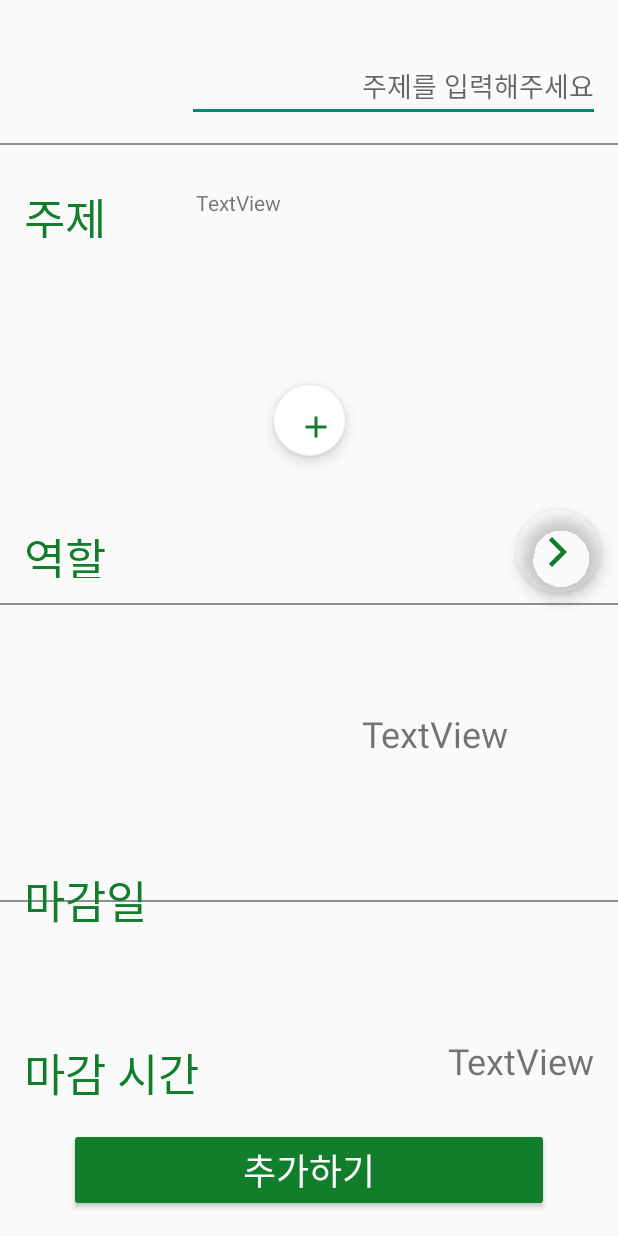
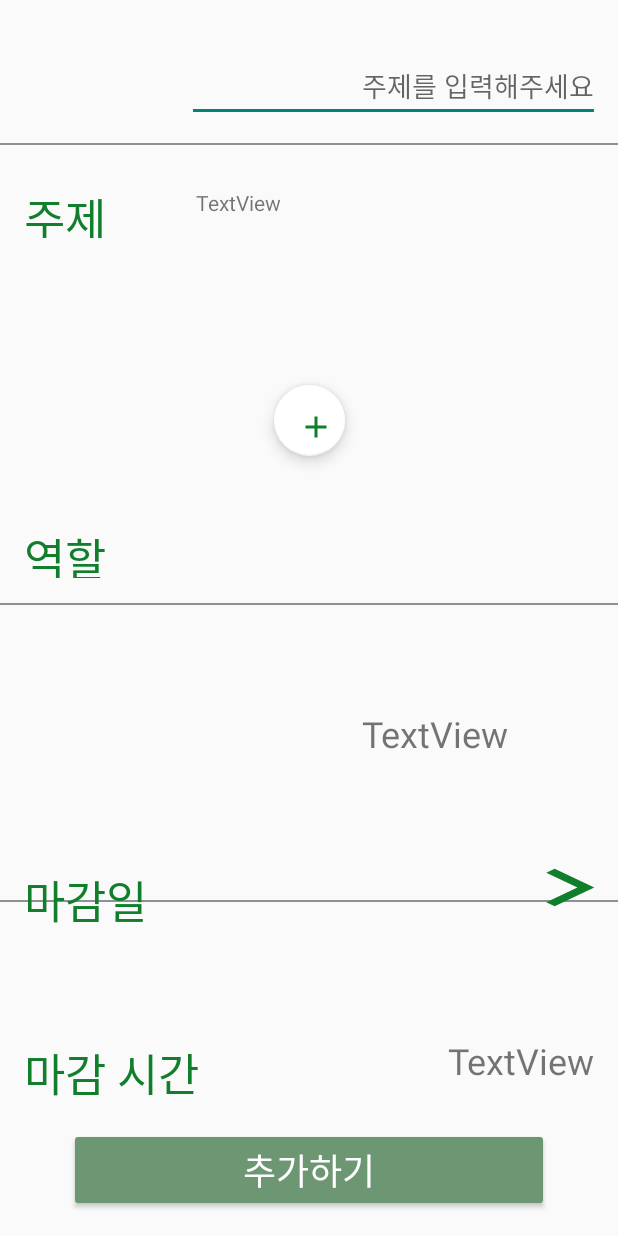
Before and after one commit to 8hojung24/Android_EveryTeamProject, an Android app: the layout activity_registration.xml on its own in the app's theme, with its tools: preview values and no code run, on a phone screen of 412 x 824 dp. Run offline under Robolectric (Android 15) with nearby library versions, the phone set to English and light mode, and no system bars.

Commit message:
DatePickerDialog, TimePickerDialog 2차 작업 완료

```diff
--- a/app/src/main/res/layout/activity_registration.xml
+++ b/app/src/main/res/layout/activity_registration.xml
@@ -14,7 +14,8 @@
         android:layout_marginEnd="12dp"
         android:ems="10"
         android:hint="주제를 입력해주세요"
-        android:inputType="textPersonName"
+        android:privateImeOptions="defaultInputmode=Korean"
+        android:inputType="textShortMessage"
         android:textAlignment="viewEnd"
         app:layout_constraintEnd_toEndOf="parent"
         app:layout_constraintHorizontal_bias="1.0"
@@ -156,27 +157,13 @@
         android:layout_marginStart="16dp"
         android:layout_marginEnd="16dp"
         android:layout_marginBottom="16dp"
-        android:backgroundTint="@color/TeamColor"
+        android:backgroundTint="#6D9773"
         android:text="추가하기"
         android:textColor="#FFFFFF"
         android:textSize="24sp"
         app:layout_constraintBottom_toBottomOf="parent"
         app:layout_constraintEnd_toEndOf="parent"
         app:layout_constraintStart_toStartOf="parent" />
-
-    <com.google.android.material.floatingactionbutton.FloatingActionButton
-        android:id="@+id/R_ClosingDateBtn"
-        android:layout_width="wrap_content"
-        android:layout_height="wrap_content"
-        android:layout_marginTop="36dp"
-        android:elevation="0dp"
-        app:backgroundTint="#00000000"
-        app:layout_constraintEnd_toEndOf="parent"
-        app:layout_constraintHorizontal_bias="0.294"
-        app:layout_constraintStart_toEndOf="@+id/R_ClosingDate"
-        app:layout_constraintTop_toBottomOf="@+id/R_RoleBtn"
-        app:rippleColor="#FFFFFF"
-        app:srcCompat="@drawable/ic_baseline_arrow_forward_ios_24" />
 
     <com.google.android.material.floatingactionbutton.FloatingActionButton
         android:id="@+id/R_RoleBtn"
@@ -189,4 +176,15 @@
         app:layout_constraintTop_toBottomOf="@+id/R_Role"
         app:srcCompat="@drawable/ic_baseline_add_24" />
 
+    <Button
+        android:id="@+id/R_ClosingDateBtn"
+        android:layout_width="63dp"
+        android:layout_height="30dp"
+        android:layout_marginBottom="84dp"
+        android:background="@drawable/ic_baseline_arrow_forward_ios_24"
+        app:layout_constraintBottom_toTopOf="@+id/R_ClosingTime"
+        app:layout_constraintEnd_toEndOf="parent"
+        app:layout_constraintHorizontal_bias="1.0"
+        app:layout_constraintStart_toEndOf="@+id/R_ClosingDate" />
+
 </androidx.constraintlayout.widget.ConstraintLayout>
```
Also changed, not shown: app/src/main/AndroidManifest.xml (+13 -5 lines), app/src/main/java/com/example/everyteamproject/Registration.kt (+14 -9 lines).
